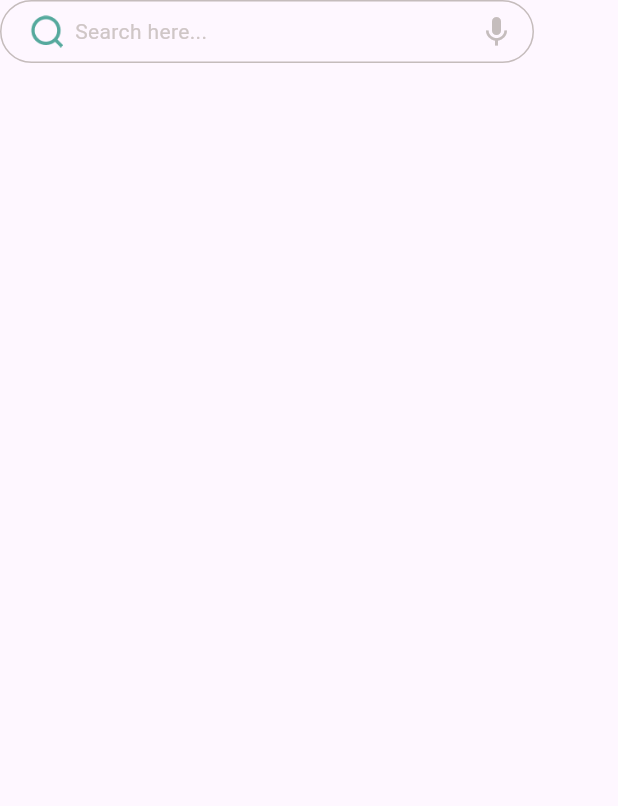
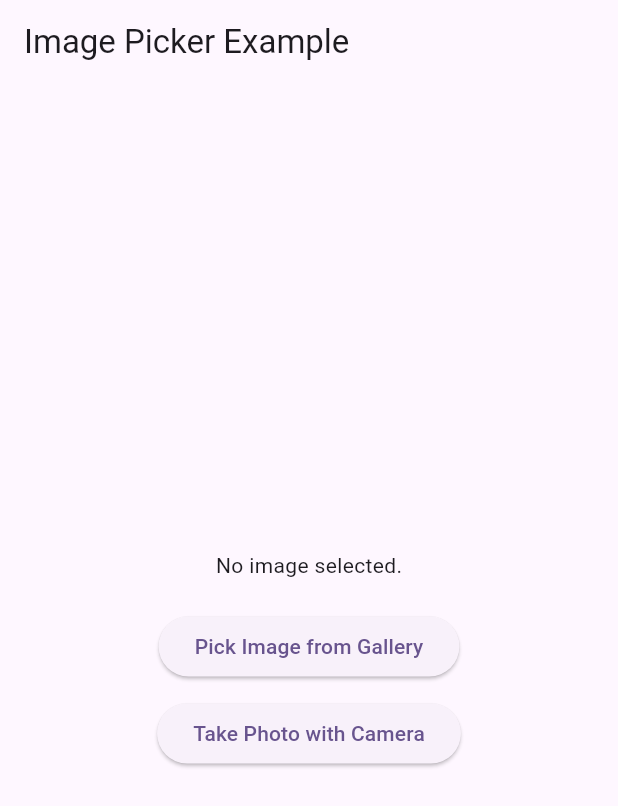
Before and after one commit to MahmoudAbou-Hawis/Chat, a Flutter app: the screen it shows after launch, on a phone screen of 412 x 824 dp. Shown: the top 806 px of the screen. Run offline on Flutter 3.47's test engine with Material 3 defaults, Android fonts, the phone set to English and light mode, and no system bars; our stand-ins replace cached_network_image, image_picker, skeletonizer.

Commit message:
HomeScreen

```diff
--- a/lib/Presentation/widgets/searchWidget.dart
+++ b/lib/Presentation/widgets/searchWidget.dart
@@ -11,7 +11,7 @@ class CustomSearchBar extends StatelessWidget
   final List<Widget> Function(String text) onSearchTap;
   final List<Widget> Function(String text) ?onTextUpdate;
   final String? hintString;
-  final Function(Widget item ,BuildContext context) onElementClick;
+  final void Function(Widget item ,BuildContext context) onElementClick;
 
   CustomSearchBar({required this.onSearchTap, this.onTextUpdate ,this.hintString ,required this.onElementClick});
 
@@ -39,7 +39,6 @@ class CustomSearchBar extends StatelessWidget
                   children: [
                     Image.asset('assets/search.png',width:22,height: 22, ),
                                               const SizedBox(width: 8),
-
                     Text(hintString?? 'Search here...', style: TextStyle(color: Color.fromARGB(255, 207, 198, 198)),),
 
                   ],
--- a/lib/main.dart
+++ b/lib/main.dart
@@ -1,68 +1,81 @@
-import 'dart:developer';
+import 'package:chat/Presentation/screen/layoutScreen.dart';
+import 'package:flutter/material.dart';
+import 'dart:io';
+import 'package:flutter/material.dart';
+import 'package:image_picker/image_picker.dart';
 
-import 'package:chat/Presentation/screen/layoutScreen.dart';
-import 'package:chat/Presentation/widgets/chatProfile.dart';
-import 'package:chat/Presentation/widgets/searchWidget.dart';
-import 'package:flutter/material.dart';
 
 void main() {
   runApp(const MyApp());
 }
 
+
+class ImagePickerExample extends StatefulWidget {
+  const ImagePickerExample({super.key});
+
+  @override
+  State<ImagePickerExample> createState() => _ImagePickerExampleState();
+}
+
+class _ImagePickerExampleState extends State<ImagePickerExample> {
+  XFile? _pickedImage;
+  final ImagePicker _picker = ImagePicker();
+
+  Future<void> _pickImage(ImageSource source) async {
+    final XFile? image = await _picker.pickImage(source: source);
+    setState(() {
+      _pickedImage = image;
+    });
+  }
+
+  @override
+  Widget build(BuildContext context) {
+    return Scaffold(
+      appBar: AppBar(
+        title: const Text('Image Picker Example'),
+      ),
+      body: Center(
+        child: Column(
+          mainAxisAlignment: MainAxisAlignment.center,
+          children: <Widget>[
+            if (_pickedImage != null)
+              Image.file(
+                File(_pickedImage!.path),
+                height: 200,
+                width: 200,
+                fit: BoxFit.cover,
+              )
+            else
+              const Text('No image selected.'),
+            const SizedBox(height: 20),
+            ElevatedButton(
+              onPressed: () => _pickImage(ImageSource.gallery),
+              child: const Text('Pick Image from Gallery'),
+            ),
+            const SizedBox(height: 10),
+            ElevatedButton(
+              onPressed: () => _pickImage(ImageSource.camera),
+              child: const Text('Take Photo with Camera'),
+            ),
+          ],
+        ),
+      ),
+    );
+  }
+}
+
 class MyApp extends StatelessWidget {
   const MyApp({super.key});
 
-  // This widget is the root of your application.
   @override
   Widget build(BuildContext context) {
     return MaterialApp(
 
       title: 'Flutter Demo',
       theme: ThemeData(
-        // This is the theme of your application.
-        //
-        // TRY THIS: Try running your application with "flutter run". You'll see
-        // the application has a purple toolbar. Then, without quitting the app,
-        // try changing the seedColor in the colorScheme below to Colors.green
-        // and then invoke "hot reload" (save your changes or press the "hot
-        // reload" button in a Flutter-supported IDE, or press "r" if you used
-        // the command line to start the app).
-        //
-        // Notice that the counter didn't reset back to zero; the application
-        // state is not lost during the reload. To reset the state, use hot
-        // restart instead.
-        //
-        // This works for code too, not just values: Most code changes can be
-        // tested with just a hot reload.
         colorScheme: ColorScheme.fromSeed(seedColor: Colors.deepPurple),
       ),
-      home: Scaffold(body:  CustomSearchBar(
-        onSearchTap: (String text) => [Text("Result for: $text")],
-        onTextUpdate: (text) {
-           if(text.isEmpty) return [];
-          List<Widget> elements = [];
-          for(int i = 0 ; i< 5 ; i++)
-          {
-           String s ="";
-            for(int j = 0 ; j < i+1 ; j++ )
-            {
-                s+= text;
-            }
-            elements.add(Text(s));
-          }
-          return elements;
-        },
-        onElementClick: (item, context) {
-WidgetsBinding.instance.addPostFrameCallback((_) {
-  ScaffoldMessenger.of(context).showSnackBar(
-    const SnackBar(content: Text("Item clicked" )),
-  );
-
-});
-        },
-      ),
-    ),
-   // LayoutScreen()
+      home: ImagePickerExample(),
     );
   }
 }
--- a/pubspec.yaml
+++ b/pubspec.yaml
@@ -36,6 +36,8 @@ dependencies:
   cupertino_icons: ^1.0.8
   cached_network_image: ^3.4.1
   skeletonizer: ^2.1.0+1
+  image_picker: ^1.2.0
+  video_player: ^2.10.0
 
 dev_dependencies:
   flutter_test:
@@ -63,6 +65,8 @@ flutter:
   assets:
     - assets/search.png
     - assets/profile.png
+    - assets/plus.png
+    - assets/circle.png
   # An image asset can refer to one or more resolution-specific "variants", see
   # https://flutter.dev/to/resolution-aware-images
 
```
Also changed, not shown: lib/Presentation/screen/homeScreen.dart (added, +67 -0 lines), lib/Presentation/screen/layoutScreen.dart (+8 -2 lines), lib/Presentation/screen/personScreen.dart (added, +14 -0 lines), lib/Presentation/widgets/addStory.dart (added, +28 -0 lines), lib/Presentation/widgets/chatProfile.dart (+6 -49 lines), lib/Presentation/widgets/userPhoto.dart (added, +64 -0 lines), assets/circle.png (added), assets/plus.png (added), pubspec.lock, 15 other files.
